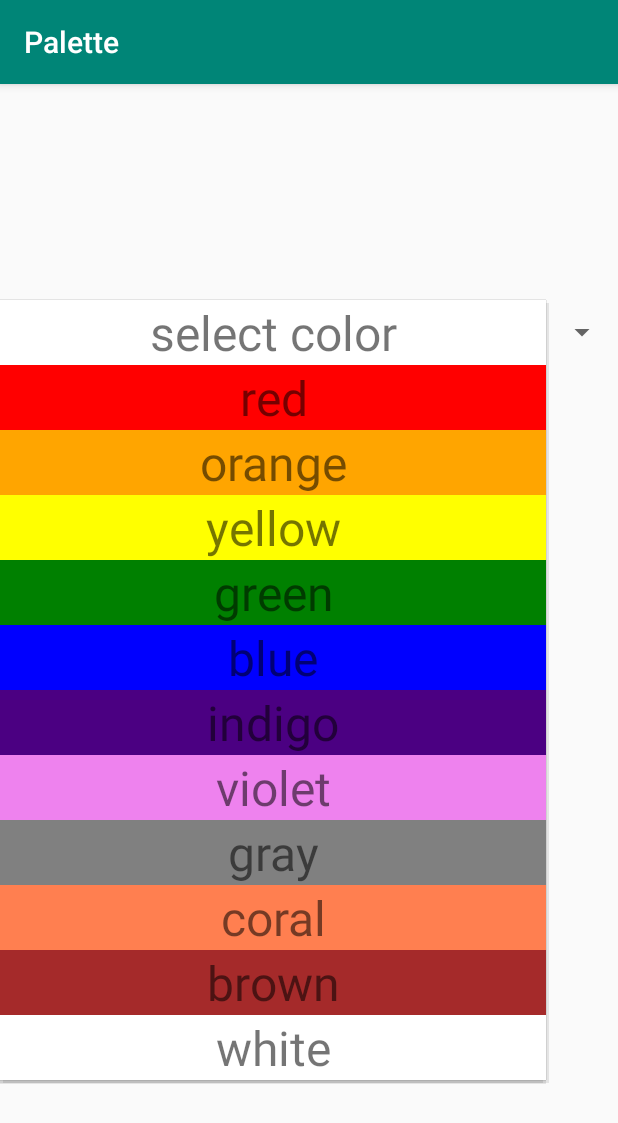
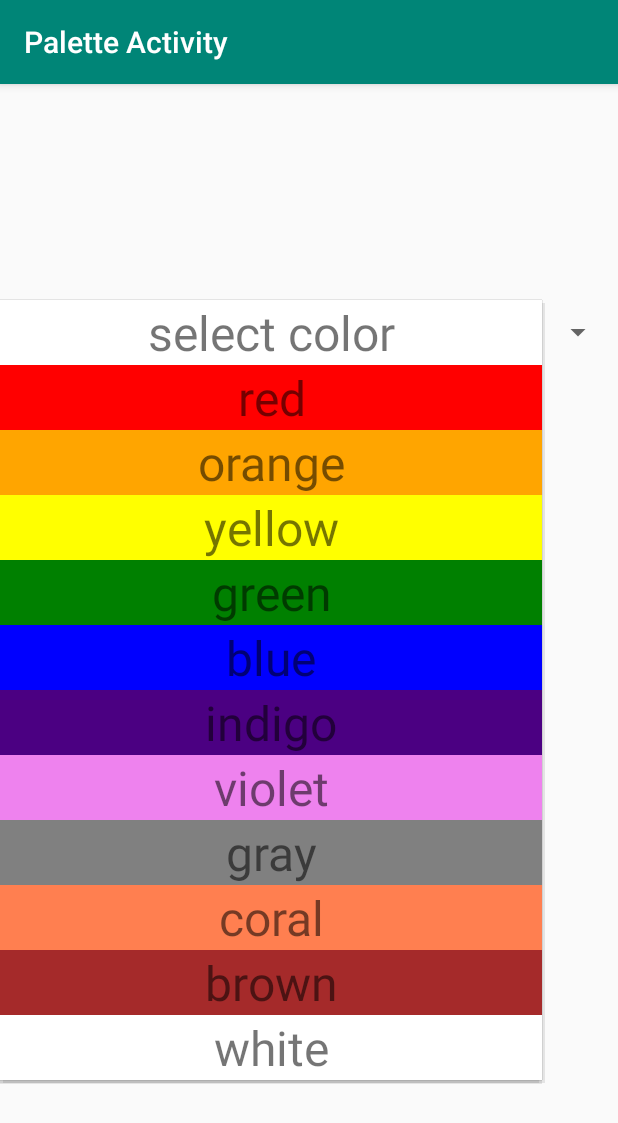
Before and after one commit to zessel/Palette, an Android app: the screen it shows after launch (PaletteActivity), after a tap on "select color", on a phone screen of 412 x 824 dp. Shown: the top 1123 px of the screen. Run offline under Robolectric (Android 15) with nearby library versions, the phone set to English and light mode, and no system bars.

Commit message:
Refactor Spanish version to fragment implementation

```diff
--- a/app/build.gradle
+++ b/app/build.gradle
@@ -7,8 +7,8 @@ android {
         applicationId "edu.temple.palette"
         minSdkVersion 27
         targetSdkVersion 29
-        versionCode 1
-        versionName "1.0"
+        versionCode 2
+        versionName "1.0.1-spanish"
         testInstrumentationRunner "androidx.test.runner.AndroidJUnitRunner"
     }
     buildTypes {
@@ -23,6 +23,7 @@ dependencies {
     implementation fileTree(dir: 'libs', include: ['*.jar'])
     implementation 'androidx.appcompat:appcompat:1.0.2'
     implementation 'androidx.constraintlayout:constraintlayout:1.1.3'
+    implementation 'androidx.legacy:legacy-support-v4:1.0.0'
     testImplementation 'junit:junit:4.12'
     androidTestImplementation 'androidx.test:runner:1.1.1'
     androidTestImplementation 'androidx.test.espresso:espresso-core:3.1.1'
--- a/app/src/main/AndroidManifest.xml
+++ b/app/src/main/AndroidManifest.xml
@@ -10,8 +10,7 @@
         android:supportsRtl="true"
         android:theme="@style/AppTheme">
 
-        <activity android:name=".CanvasActivity" android:label="Canvas Activity"></activity>
-        <activity android:name=".PaletteActivity" android:label="Palette">
+        <activity android:name=".PaletteActivity" android:label="@string/palette_activity_name">
             <intent-filter>
                 <action android:name="android.intent.action.MAIN" />
 
--- a/app/src/main/java/edu/temple/palette/CanvasActivity.java
+++ b/app/src/main/java/edu/temple/palette/CanvasActivity.java
@@ -12,6 +12,6 @@ public class CanvasActivity extends AppCompatActivity {
         super.onCreate(savedInstanceState);
         setContentView(R.layout.activity_canvas);
 
-        findViewById(R.id.canvas_layout).setBackgroundColor(Color.parseColor(getIntent().getStringExtra(PaletteActivity.SELECTED_COLOR)));
+        //findViewById(R.id.canvas_layout).setBackgroundColor(Color.parseColor(getIntent().getStringExtra(PaletteActivity.SELECTED_COLOR)));
     }
 }
--- a/app/src/main/java/edu/temple/palette/PaletteActivity.java
+++ b/app/src/main/java/edu/temple/palette/PaletteActivity.java
@@ -1,49 +1,52 @@
 package edu.temple.palette;
 
 import androidx.appcompat.app.AppCompatActivity;
+import androidx.fragment.app.FragmentManager;
 
 import android.content.Intent;
 import android.graphics.Color;
 import android.os.Bundle;
+import android.util.Log;
 import android.view.View;
 import android.widget.AdapterView;
 import android.widget.Spinner;
 
-public class PaletteActivity extends AppCompatActivity {
+public class PaletteActivity extends AppCompatActivity implements PaletteFragment.ColorSelectedInterface ,
+        CanvasFragment.CanvasReturnInterface {
 
-    public static final String SELECTED_COLOR = "edu.temple.palette.MESSAGE";
+    //public static final String SELECTED_COLOR = "edu.temple.palette.MESSAGE";
+
+    FragmentManager fragmentManager;
+    PaletteFragment paletteFragment;
+    CanvasFragment canvasFragment;
 
     @Override
     protected void onCreate(Bundle savedInstanceState) {
         super.onCreate(savedInstanceState);
         setContentView(R.layout.activity_main);
 
-        final Intent intent = new Intent(this, CanvasActivity.class);
+        final String[] colors = getResources().getStringArray((R.array.color_array));
+        final String[] hexes = getResources().getStringArray(R.array.color_hexes);
 
-        Spinner spinner = findViewById(R.id.spinner);
+        paletteFragment = PaletteFragment.newInstance(colors, hexes);
+        fragmentManager = getSupportFragmentManager();
+        fragmentManager.beginTransaction().add(R.id.palette_layout, paletteFragment).commit();
 
-        final String colors[] = getResources().getStringArray(R.array.color_array);
-        final String hexes[] = getResources().getStringArray(R.array.color_hexes);
-
-        ColorAdapter colorAdapter = new ColorAdapter(PaletteActivity.this, colors, hexes);
-
-        spinner.setAdapter(colorAdapter);
-
-        spinner.setOnItemSelectedListener(new AdapterView.OnItemSelectedListener() {
-            @Override
-            public void onItemSelected(AdapterView<?> parent, View view, int position, long id) {
-                if (position != 0){
-                    String selectedColor = hexes[position];
-                    intent.putExtra(SELECTED_COLOR,selectedColor);
-                    startActivity(intent);
-                }
-            }
-
-            @Override
-            public void onNothingSelected(AdapterView<?> parent) {
-            }
-
-        });
     }
 
+    @Override
+    public void ColorSelected(int position) {
+        if (position != 0) {
+            String[] hexes = getResources().getStringArray(R.array.color_hexes);
+            canvasFragment = CanvasFragment.newInstance(hexes[position]);
+            fragmentManager.beginTransaction().add(R.id.palette_layout, canvasFragment).commit();
+        }
+    }
+
+    @Override
+    public void CanvasReturn() {
+        String[] hexes = getResources().getStringArray(R.array.color_array);
+        String[] colors= getResources().getStringArray(R.array.color_hexes);
+        fragmentManager.beginTransaction().detach(canvasFragment).commit();
+    }
 }
--- /dev/null
+++ b/app/src/main/java/edu/temple/palette/PaletteFragment.java
@@ -0,0 +1,91 @@
+package edu.temple.palette;
+
+
+import android.content.Context;
+import android.os.Bundle;
+
+import androidx.fragment.app.Fragment;
+
+import android.view.LayoutInflater;
+import android.view.View;
+import android.view.ViewGroup;
+import android.widget.AdapterView;
+import android.widget.Spinner;
+
+
+/**
+ * A simple {@link Fragment} subclass.
+ */
+public class PaletteFragment extends Fragment {
+
+    private String[] colors;
+    private String[] hexes;
+
+    private final static String COLOR_KEY = "colors";
+    private final static String HEX_KEY = "hexes";
+
+    ColorSelectedInterface parentActivity;
+
+    public PaletteFragment() {
+        // Required empty public constructor
+    }
+
+    @Override
+    public void onAttach(Context context) {
+        super.onAttach(context);
+        if (context instanceof ColorSelectedInterface)
+            parentActivity = (ColorSelectedInterface) context;
+        else
+            throw new RuntimeException("Activity doesn't implement fragment interface");
+    }
+
+    @Override
+    public View onCreateView(LayoutInflater inflater, ViewGroup container,
+                             Bundle savedInstanceState) {
+
+        View fragmentView = inflater.inflate(R.layout.fragment_palette, container, false);
+
+
+        Spinner spinner = fragmentView.findViewById(R.id.fragmentSpinner);
+        ColorAdapter colorAdapter = new ColorAdapter(getActivity(), colors, hexes);
+        spinner.setAdapter(colorAdapter);
+        spinner.setOnItemSelectedListener(new AdapterView.OnItemSelectedListener() {
+
+            @Override
+            public void onItemSelected(AdapterView<?> parent, View view, int position, long id) {
+                parentActivity.ColorSelected(position);
+            }
+
+            @Override
+            public void onNothingSelected(AdapterView<?> parent) {
+
+            }
+        });
+        // Inflate the layout for this fragment
+        return fragmentView;
+    }
+
+    @Override
+    public void onCreate(Bundle savedInstanceState)
+    {
+        super.onCreate(savedInstanceState); // What does this do?
+        Bundle bundle = getArguments();
+        if (bundle != null) {
+            colors = bundle.getStringArray(COLOR_KEY);
+            hexes = bundle.getStringArray(HEX_KEY);
+        }
+    }
+
+    public static PaletteFragment newInstance(String[] colors, String[] hexes) {
+        PaletteFragment paletteFragment = new PaletteFragment();
+        Bundle bundle = new Bundle();
+        bundle.putStringArray(COLOR_KEY, colors);
+        bundle.putStringArray(HEX_KEY, hexes);
+        paletteFragment.setArguments(bundle);
+        return paletteFragment;
+    }
+
+    public interface ColorSelectedInterface {
+        void ColorSelected(int position);
+    }
+}
--- a/app/src/main/res/layout/activity_canvas.xml
+++ b/app/src/main/res/layout/activity_canvas.xml
@@ -1,5 +1,5 @@
 <?xml version="1.0" encoding="utf-8"?>
-<androidx.constraintlayout.widget.ConstraintLayout xmlns:android="http://schemas.android.com/apk/res/android"
+<Layout xmlns:android="http://schemas.android.com/apk/res/android"
     xmlns:app="http://schemas.android.com/apk/res-auto"
     xmlns:tools="http://schemas.android.com/tools"
     android:id="@+id/canvas_layout"
@@ -7,4 +7,4 @@
     android:layout_height="match_parent"
     tools:context=".CanvasActivity">
 
-</androidx.constraintlayout.widget.ConstraintLayout>
+</Layout>
--- a/app/src/main/res/layout/activity_main.xml
+++ b/app/src/main/res/layout/activity_main.xml
@@ -5,13 +5,5 @@
     android:id="@+id/palette_layout"
     android:layout_width="match_parent"
     android:layout_height="match_parent"
-    tools:context=".PaletteActivity">
-
-    <Spinner
-        android:id="@+id/spinner"
-        android:layout_width="match_parent"
-        android:layout_height="wrap_content"
-        android:layout_marginTop="144dp"
-        app:layout_constraintStart_toStartOf="parent"
-        app:layout_constraintTop_toTopOf="parent" />
-</androidx.constraintlayout.widget.ConstraintLayout>
+    tools:context=".PaletteActivity"
+    />
--- /dev/null
+++ b/app/src/main/res/layout/fragment_palette.xml
@@ -0,0 +1,16 @@
+<?xml version="1.0" encoding="utf-8"?>
+<androidx.constraintlayout.widget.ConstraintLayout xmlns:android="http://schemas.android.com/apk/res/android"
+    xmlns:app="http://schemas.android.com/apk/res-auto"
+    xmlns:tools="http://schemas.android.com/tools"
+    android:layout_width="match_parent"
+    android:layout_height="match_parent"
+    tools:context=".PaletteFragment">
+
+    <Spinner
+        android:id="@+id/fragmentSpinner"
+        android:layout_width="409dp"
+        android:layout_height="wrap_content"
+        android:layout_marginTop="144dp"
+        app:layout_constraintStart_toStartOf="parent"
+        app:layout_constraintTop_toTopOf="parent" />
+</androidx.constraintlayout.widget.ConstraintLayout>
--- a/app/src/main/res/values/strings.xml
+++ b/app/src/main/res/values/strings.xml
@@ -1,5 +1,7 @@
 <resources>
     <string name="app_name">Palette</string>
+    <string name="palette_activity_name">Palette Activity</string>
+    <string name="canvas_activity_name">Canvas Activity</string>
     <string-array name="color_array">
         <item>select color</item>
         <item>red</item>
@@ -28,4 +30,7 @@
         <item>#A52A2A</item>
         <item>#FFFFFF</item>
     </string-array>
+
+    <!-- TODO: Remove or change this placeholder text -->
+    <string name="hello_blank_fragment">Hello blank fragment</string>
 </resources>
```
Also changed, not shown: app/src/main/java/edu/temple/palette/CanvasFragment.java (added, +82 -0 lines), app/src/main/res/layout/fragment_canvas.xml (added, +18 -0 lines), 3 other files.
